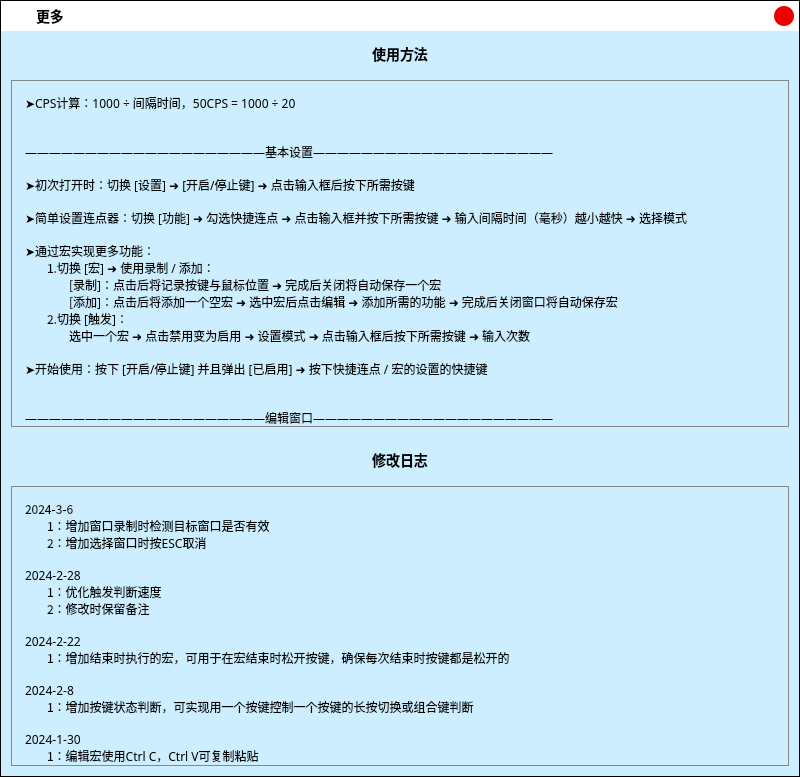
Old version of the form .ui/MoreUi.ui in the repository ChiyukiGana/Quickinput.
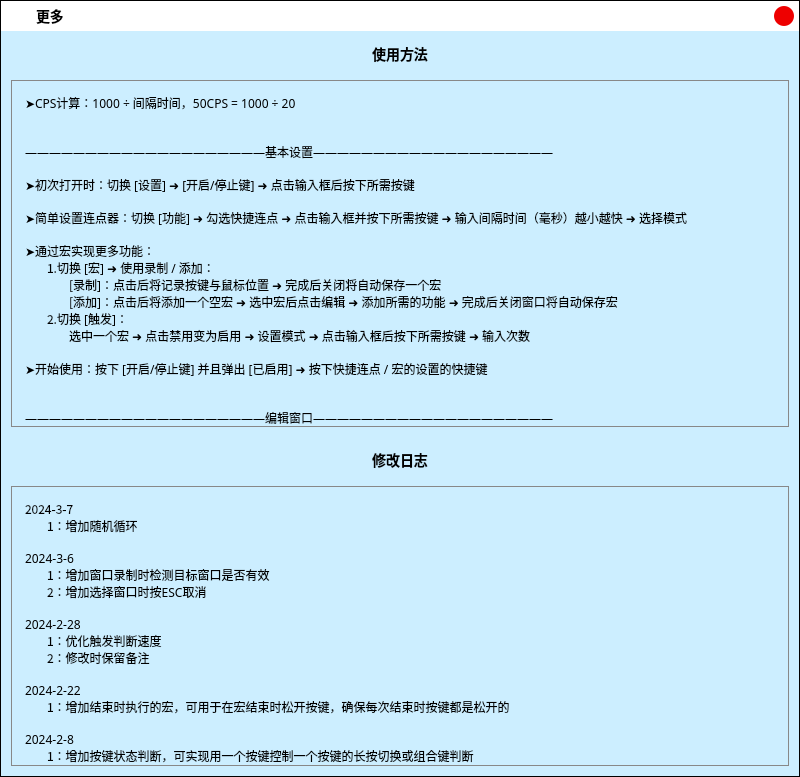
New version of the form. Icons and pictures are not drawn.

Patch:
```diff
--- a/.ui/MoreUi.ui
+++ b/.ui/MoreUi.ui
@@ -458,7 +458,7 @@
            <x>0</x>
            <y>0</y>
            <width>776</width>
-           <height>3130</height>
+           <height>3181</height>
           </rect>
          </property>
          <property name="styleSheet">
@@ -500,7 +500,10 @@
              <string notr="true">font-size:12px;</string>
             </property>
             <property name="text">
-             <string>2024-3-6
+             <string>2024-3-7
+ㅤㅤ1：增加随机循环
+
+2024-3-6
 ㅤㅤ1：增加窗口录制时检测目标窗口是否有效
 ㅤㅤ2：增加选择窗口时按ESC取消
 
```
